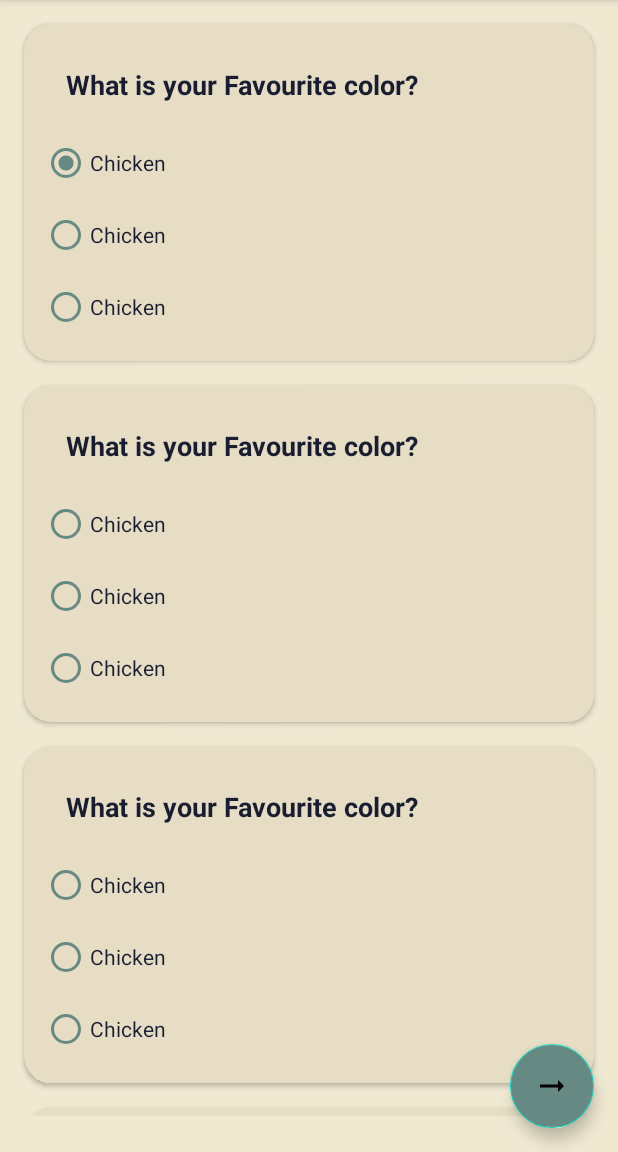
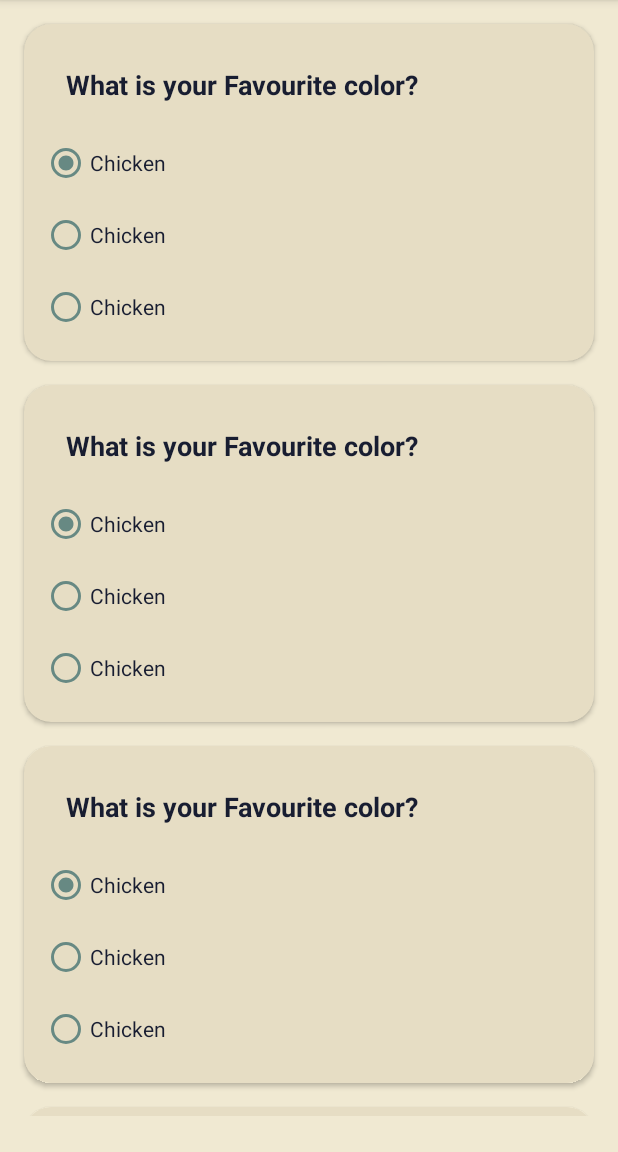
Before and after one commit to uz-air/BdayCard, an Android app: the screen it shows after launch (MainActivity), on a phone screen of 412 x 824 dp, the part 84-1236 px from its top. Run offline under Robolectric (Android 15) with nearby library versions, the phone set to English and light mode, and no system bars.

Commit message:
Feature: Basic validations for Questionnaire

```diff
--- a/app/src/main/java/com/example/bdaycard/QuestionnaireFragment.kt
+++ b/app/src/main/java/com/example/bdaycard/QuestionnaireFragment.kt
@@ -1,41 +1,34 @@
 package com.example.bdaycard
 
 import android.os.Bundle
+import android.text.Editable
+import android.view.View
 import androidx.fragment.app.Fragment
-import android.view.LayoutInflater
-import android.view.View
-import android.view.ViewGroup
+import androidx.navigation.fragment.findNavController
+import com.google.android.material.datepicker.MaterialDatePicker
+import com.google.android.material.floatingactionbutton.FloatingActionButton
+import com.google.android.material.textfield.TextInputLayout
 
-private const val ARG_PARAM1 = "param1"
-private const val ARG_PARAM2 = "param2"
+class QuestionnaireFragment : Fragment(R.layout.fragment_questionnaire) {
 
-class QuestionnaireFragment : Fragment() {
+    override fun onStart() {
+        super.onStart()
+        val datePicker =
+            MaterialDatePicker.Builder.datePicker()
+                .setTitleText("Select date")
+                .build()
+        val fab = view?.findViewById<FloatingActionButton>(R.id.fab)
+        val dateOfBirth = view?.findViewById<TextInputLayout>(R.id.dob)
+        dateOfBirth?.editText?.setOnClickListener{
+            datePicker.show(childFragmentManager, "Tag")
+        }
 
-    private var param1: String? = null
-    private var param2: String? = null
-
-    override fun onCreate(savedInstanceState: Bundle?) {
-        super.onCreate(savedInstanceState)
-        arguments?.let {
-            param1 = it.getString(ARG_PARAM1)
-            param2 = it.getString(ARG_PARAM2)
+      datePicker.addOnPositiveButtonClickListener { date ->
+          dateOfBirth?.editText?.setText(date.toString())
+          fab?.visibility = View.VISIBLE
+      }
+        fab?.setOnClickListener {
+            findNavController().navigate(R.id.action_questionnaireFragment_to_mainFragment)
         }
     }
-
-    override fun onCreateView(
-        inflater: LayoutInflater, container: ViewGroup?,
-        savedInstanceState: Bundle?
-    ): View? {
-        return inflater.inflate(R.layout.fragment_questionnaire, container, false)
-    }
-
-    companion object {
-        fun newInstance(param1: String, param2: String) =
-            QuestionnaireFragment().apply {
-                arguments = Bundle().apply {
-                    putString(ARG_PARAM1, param1)
-                    putString(ARG_PARAM2, param2)
-                }
-            }
-    }
 }
--- a/app/src/main/res/layout/fragment_questionnaire.xml
+++ b/app/src/main/res/layout/fragment_questionnaire.xml
@@ -114,7 +114,8 @@
                             android:layout_height="match_parent"
                             android:text="@string/q1_ans1"
                             android:textColor="@color/darkBlue"
-                            app:buttonTint="@color/buttonTint" />
+                            app:buttonTint="@color/buttonTint"
+                            android:checked="true"/>
 
                         <RadioButton
                             android:id="@+id/radio2_button_2"
@@ -173,6 +174,7 @@
                             android:layout_height="match_parent"
                             android:text="@string/q1_ans1"
                             android:textColor="@color/darkBlue"
+                            android:checked="true"
                             app:buttonTint="@color/buttonTint" />
 
                         <RadioButton
@@ -195,7 +197,7 @@
             </androidx.cardview.widget.CardView>
 
             <androidx.cardview.widget.CardView
-                android:id="@+id/dob"
+                android:id="@+id/dobCardView"
                 android:layout_width="match_parent"
                 android:layout_height="wrap_content"
                 android:layout_margin="16dp"
@@ -206,34 +208,38 @@
                 app:layout_constraintTop_toBottomOf="@id/questions_third">
 
                 <com.google.android.material.textfield.TextInputLayout
-                    android:id="@+id/textField"
+                    android:id="@+id/dob"
                     style="@style/Widget.MaterialComponents.TextInputLayout.OutlinedBox"
                     android:layout_width="match_parent"
                     android:layout_height="wrap_content"
                     android:hint="@string/date_of_birth"
+                    android:padding="24dp"
+                    android:theme="@style/TextInputLayoutAppearance"
+                    app:boxBackgroundColor="@color/cardBg"
+                    app:boxStrokeColor="@color/darkBlue"
                     app:hintTextColor="@color/darkBlue"
-                    android:padding="24dp"
-                    app:boxBackgroundColor="@color/cardBg"
-                    app:startIconDrawable="@drawable/ic_sharp_date_range_24"
-                    android:theme="@style/TextInputLayoutAppearance"
-                    app:boxStrokeColor="@color/darkBlue">
+                    app:startIconDrawable="@drawable/ic_sharp_date_range_24">
 
                     <com.google.android.material.textfield.TextInputEditText
                         android:layout_width="match_parent"
                         android:layout_height="wrap_content"
                         android:cursorVisible="false"
-                        />
+                        android:focusable="false"
+                        android:inputType="none"/>
 
                 </com.google.android.material.textfield.TextInputLayout>
             </androidx.cardview.widget.CardView>
         </androidx.constraintlayout.widget.ConstraintLayout>
     </androidx.core.widget.NestedScrollView>
+
     <com.google.android.material.floatingactionbutton.FloatingActionButton
+        android:id="@+id/fab"
         android:layout_width="wrap_content"
         android:layout_height="wrap_content"
+        android:layout_margin="16dp"
+        android:backgroundTint="@color/buttonTint"
+        android:src="@drawable/ic_outline_arrow_right_alt_24"
+        app:layout_constraintBottom_toBottomOf="parent"
         app:layout_constraintEnd_toEndOf="parent"
-        android:backgroundTint="@color/buttonTint"
-        app:layout_constraintBottom_toBottomOf="parent"
-        android:src="@drawable/ic_outline_arrow_right_alt_24"
-        android:layout_margin="16dp" />
+        android:visibility="gone"/>
 </androidx.constraintlayout.widget.ConstraintLayout>
```
